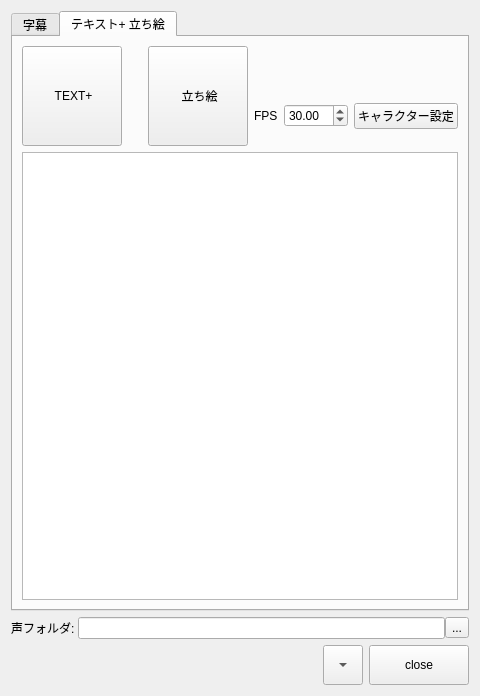
Qt form library/python/rs/tool/voice_bin/voice_bin.ui (nakano000/Resolve_Script) before a commit.
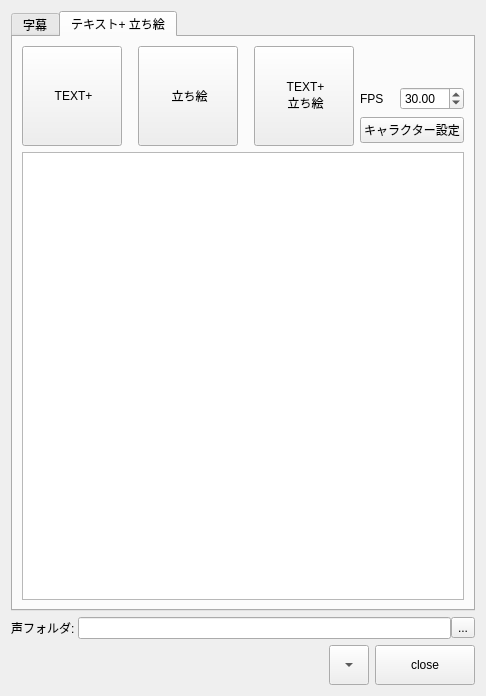
The same form after that commit. The open tabs and pages were chosen to show the change. Custom widgets are drawn as their Qt base class.

Commit message: TEXT+と立ち絵を同時に設定出来るように変更

```diff
--- a/library/python/rs/tool/voice_bin/voice_bin.ui
+++ b/library/python/rs/tool/voice_bin/voice_bin.ui
@@ -78,7 +78,7 @@
            </property>
            <property name="sizeHint" stdset="0">
             <size>
-             <width>20</width>
+             <width>10</width>
              <height>20</height>
             </size>
            </property>
@@ -97,6 +97,36 @@
            </property>
           </widget>
          </item>
+         <item>
+          <spacer name="horizontalSpacer_4">
+           <property name="orientation">
+            <enum>Qt::Horizontal</enum>
+           </property>
+           <property name="sizeType">
+            <enum>QSizePolicy::Fixed</enum>
+           </property>
+           <property name="sizeHint" stdset="0">
+            <size>
+             <width>10</width>
+             <height>20</height>
+            </size>
+           </property>
+          </spacer>
+         </item>
+         <item>
+          <widget class="DragButton" name="wDragButton">
+           <property name="minimumSize">
+            <size>
+             <width>100</width>
+             <height>100</height>
+            </size>
+           </property>
+           <property name="text">
+            <string> TEXT+
+ 立ち絵</string>
+           </property>
+          </widget>
+         </item>
          <item>
           <spacer name="horizontalSpacer_2">
            <property name="orientation">
@@ -111,9 +141,9 @@
           </spacer>
          </item>
          <item>
-          <layout class="QVBoxLayout" name="verticalLayout_5">
+          <layout class="QVBoxLayout" name="verticalLayout_2">
            <item>
-            <spacer name="verticalSpacer_2">
+            <spacer name="verticalSpacer">
              <property name="orientation">
               <enum>Qt::Vertical</enum>
              </property>
@@ -151,26 +181,6 @@
               </widget>
              </item>
             </layout>
-           </item>
-          </layout>
-         </item>
-         <item>
-          <layout class="QVBoxLayout" name="verticalLayout_2">
-           <item>
-            <spacer name="verticalSpacer">
-             <property name="orientation">
-              <enum>Qt::Vertical</enum>
-             </property>
-             <property name="sizeType">
-              <enum>QSizePolicy::Preferred</enum>
-             </property>
-             <property name="sizeHint" stdset="0">
-              <size>
-               <width>20</width>
-               <height>40</height>
-              </size>
-             </property>
-            </spacer>
            </item>
            <item>
             <widget class="QPushButton" name="charaButton">
```
Left out of the diff: 2 changed lines with no effect on the pictures. The commit also changes 6 other files.
